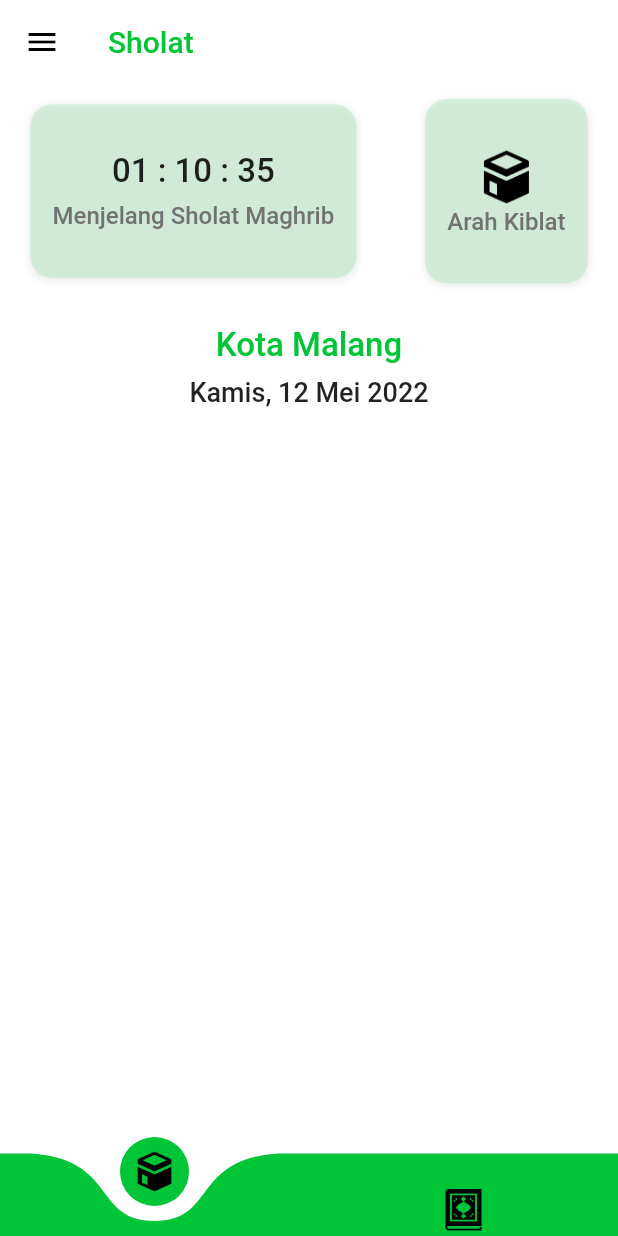
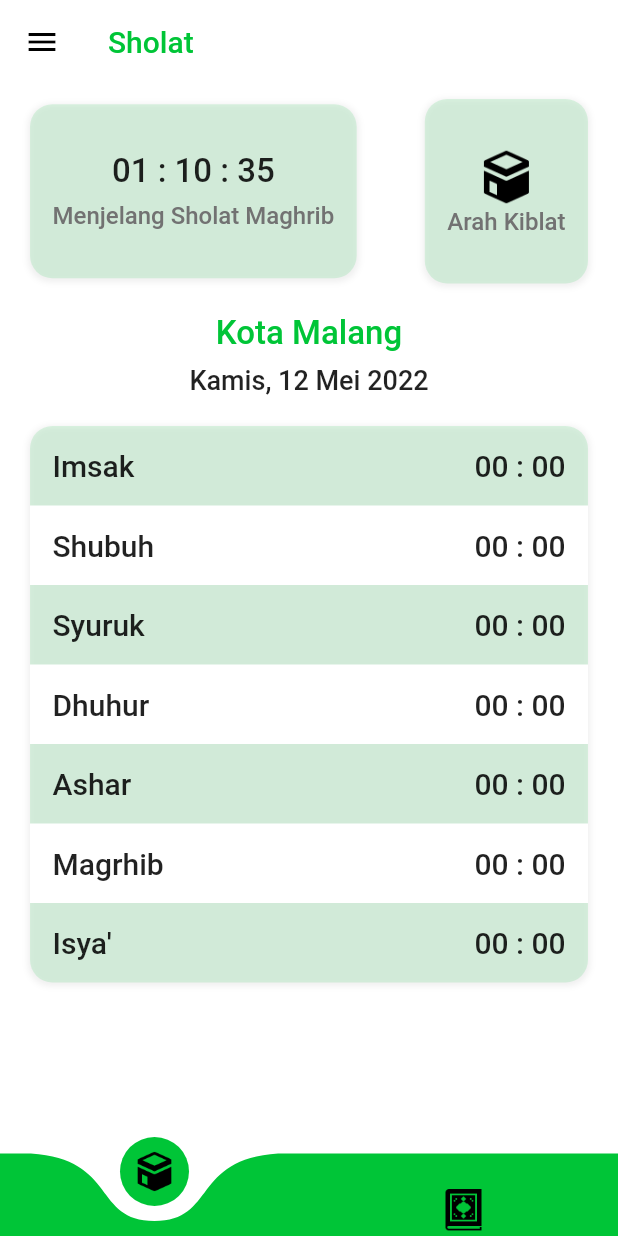
Before and after one commit to NaufalFiraas/muslim_daily, a Flutter app: the screen it shows after launch, on a phone screen of 412 x 824 dp. Run offline on Flutter 3.47's test engine with Material 2 defaults, Android fonts, the phone set to English and light mode, and no system bars; drawn by our look-alikes of curved_navigation_bar.

Commit message:
styling container waktu2 sholat

```diff
--- a/lib/views/sholatpage/sholat_page.dart
+++ b/lib/views/sholatpage/sholat_page.dart
@@ -1,7 +1,62 @@
 import 'package:flutter/material.dart';
 
-class SholatPage extends StatelessWidget {
+class SholatPage extends StatefulWidget {
   const SholatPage({Key? key}) : super(key: key);
+
+  @override
+  State<SholatPage> createState() => _SholatPageState();
+}
+
+class _SholatPageState extends State<SholatPage> {
+  final List<String> prays = [
+    'Imsak',
+    'Shubuh',
+    'Syuruk',
+    'Dhuhur',
+    'Ashar',
+    'Magrhib',
+    "Isya'",
+  ];
+
+  late final List<Container> praysContainers;
+
+  @override
+  void initState() {
+    super.initState();
+    praysContainers = List.generate(prays.length, (index) {
+      return Container(
+        padding: const EdgeInsets.all(15),
+        decoration: BoxDecoration(
+          borderRadius: BorderRadius.vertical(
+            top: Radius.circular(index == 0 ? 15 : 0),
+            bottom: Radius.circular(index == prays.length - 1 ? 15 : 0),
+          ),
+          color: index % 2 != 0 ? Colors.white : Colors.transparent,
+        ),
+        child: Row(
+          mainAxisAlignment: MainAxisAlignment.spaceBetween,
+          children: [
+            Text(
+              prays[index],
+              style: const TextStyle(
+                fontSize: 20,
+                fontWeight: FontWeight.w500,
+                fontFamily: 'Roboto',
+              ),
+            ),
+            const Text(
+              '00 : 00',
+              style: TextStyle(
+                fontSize: 20,
+                fontWeight: FontWeight.w500,
+                fontFamily: 'Roboto',
+              ),
+            ),
+          ],
+        ),
+      );
+    });
+  }
 
   @override
   Widget build(BuildContext context) {
@@ -124,7 +179,7 @@ class SholatPage extends StatelessWidget {
                 ],
               ),
               const SizedBox(
-                height: 28,
+                height: 20,
               ),
               const Text(
                 'Kota Malang',
@@ -146,6 +201,26 @@ class SholatPage extends StatelessWidget {
                   fontFamily: 'Roboto',
                 ),
               ),
+              const SizedBox(
+                height: 20,
+              ),
+              Container(
+                decoration: BoxDecoration(
+                  borderRadius: BorderRadius.circular(15),
+                  boxShadow: const [
+                    BoxShadow(
+                      spreadRadius: 1,
+                      blurRadius: 3,
+                      offset: Offset(0, 1),
+                      color: Color(0x10000000),
+                    ),
+                  ],
+                  color: const Color(0x2000C537),
+                ),
+                child: Column(
+                  children: praysContainers,
+                ),
+              ),
             ],
           ),
         ),
```
